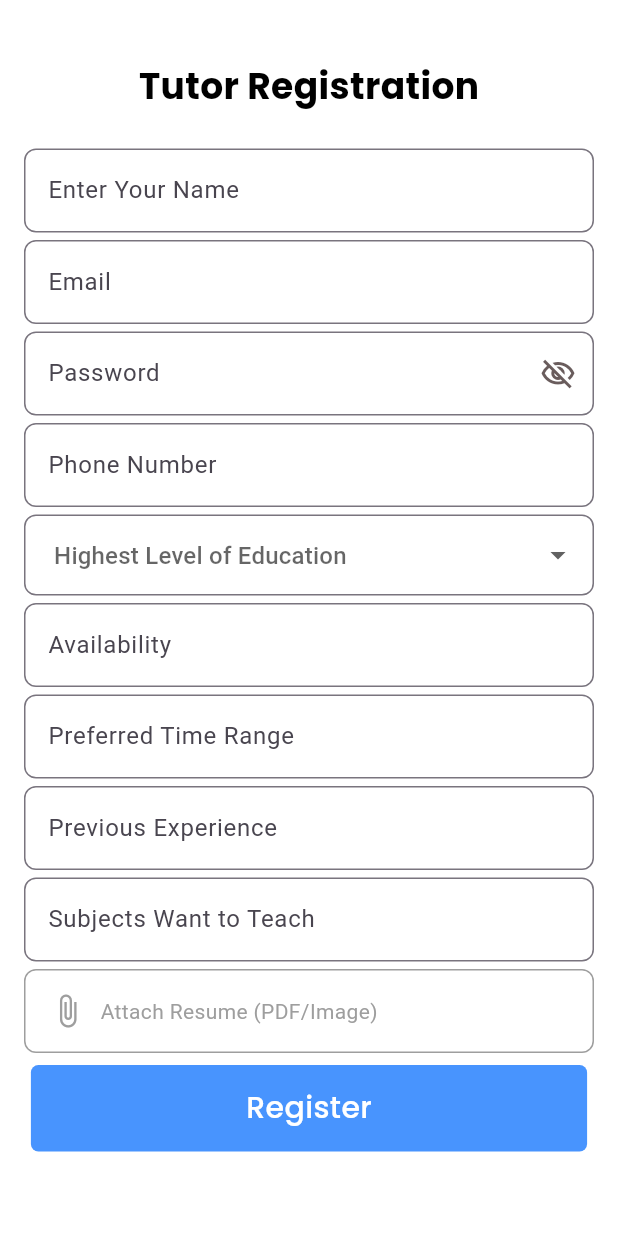
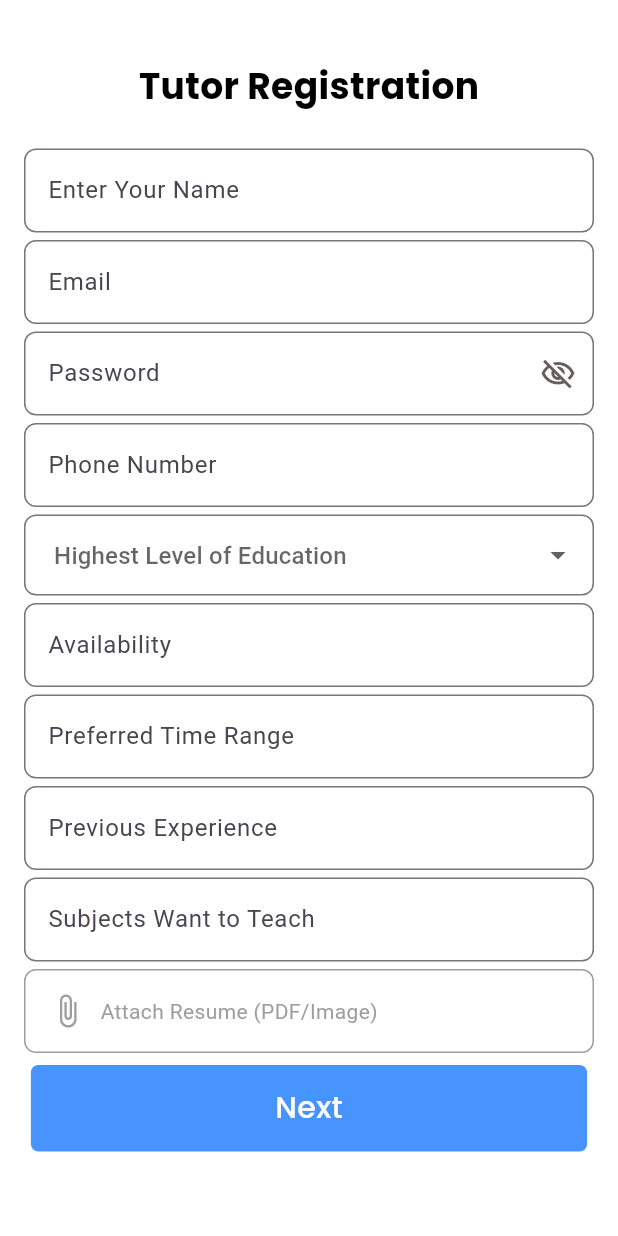
Before and after one commit to hammadak03/TutorMatchup-App, a Flutter app: the TutorRegistrationScreen screen opened by its route, on a phone screen of 412 x 824 dp. Run offline on Flutter 3.47's test engine with Material 3 defaults, Android fonts, the light colour scheme and no system bars; our stand-ins replace cloud_firestore, file_picker, firebase_auth, firebase_core, firebase_storage; accounts and stored records are empty.

Commit message:
changed height to 20px

```diff
--- a/lib/views/tutor_registration_screen.dart
+++ b/lib/views/tutor_registration_screen.dart
@@ -1,9 +1,10 @@
 import 'package:file_picker/file_picker.dart';
 import 'package:flutter/material.dart';
 import 'package:firebase_storage/firebase_storage.dart';
+import 'package:firebase_auth/firebase_auth.dart';
 import 'dart:io';
 
-import 'package:tutor_matchup/routes/routes.dart';
+import 'package:tutor_matchup/routes/routes.dart'; // Assuming this manages routing in your app
 import 'package:tutor_matchup/utils/colors.dart';
 import 'package:tutor_matchup/widgets/custom_button.dart';
 import 'package:tutor_matchup/widgets/custom_text_field.dart';
@@ -26,12 +27,11 @@ class _TutorRegistrationScreenState extends State<TutorRegistrationScreen> {
   final TextEditingController experienceController = TextEditingController();
   final TextEditingController subjectsController = TextEditingController();
   final TextEditingController timeController = TextEditingController();
-
   final TextEditingController othersEducationController =
       TextEditingController();
 
   String? selectedEducation;
-  bool isOthersSelected = false; // Track if "Others" is selected
+  bool isOthersSelected = false;
   File? resumeFile;
   List<String> selectedDays = [];
   bool isUploading = false;
@@ -39,13 +39,18 @@ class _TutorRegistrationScreenState extends State<TutorRegistrationScreen> {
   TimeOfDay? startTime;
   TimeOfDay? endTime;
 
-  // Method to select both start and end times
+  final FirebaseAuth _auth = FirebaseAuth.instance;
+
   Future<void> _selectTimeRange(BuildContext context) async {
-    final TimeOfDay? pickedStartTime =
-        await showTimePicker(context: context, initialTime: TimeOfDay.now());
+    final TimeOfDay? pickedStartTime = await showTimePicker(
+      context: context,
+      initialTime: TimeOfDay.now(),
+    );
     if (pickedStartTime != null) {
-      final TimeOfDay? pickedEndTime =
-          await showTimePicker(context: context, initialTime: pickedStartTime);
+      final TimeOfDay? pickedEndTime = await showTimePicker(
+        context: context,
+        initialTime: pickedStartTime,
+      );
       if (pickedEndTime != null) {
         setState(() {
           startTime = pickedStartTime;
@@ -79,7 +84,6 @@ class _TutorRegistrationScreenState extends State<TutorRegistrationScreen> {
     'Friday'
   ];
 
-  // Function to upload resume
   Future<String?> _uploadResume() async {
     if (resumeFile == null) return null;
 
@@ -109,7 +113,6 @@ class _TutorRegistrationScreenState extends State<TutorRegistrationScreen> {
     }
   }
 
-  // Function to pick a file (PDF or image)
   Future<void> _pickResumeFile() async {
     FilePickerResult? result = await FilePicker.platform.pickFiles(
       type: FileType.custom,
@@ -121,6 +124,188 @@ class _TutorRegistrationScreenState extends State<TutorRegistrationScreen> {
         resumeFile = File(result.files.single.path!);
       });
     }
+  }
+
+  Future<void> _registerAndNavigate() async {
+    // Ensure form is filled
+    if (nameController.text.isNotEmpty &&
+        emailController.text.isNotEmpty &&
+        passwordController.text.isNotEmpty &&
+        phoneNoController.text.isNotEmpty &&
+        selectedEducation != null &&
+        selectedEducation!.isNotEmpty && // Ensure it's not null or empty
+        availabilityController.text.isNotEmpty &&
+        timeController.text.isNotEmpty &&
+        subjectsController.text.isNotEmpty) {
+      // Upload resume
+      String? resumeUrl = await _uploadResume();
+
+      // Check if resumeUrl is null
+      if (resumeUrl == null) {
+        ScaffoldMessenger.of(context).showSnackBar(
+          const SnackBar(content: Text('Failed to upload resume.')),
+        );
+        return; // Exit the function if the resume upload fails
+      }
+
+      // Navigate to the User Guidelines page with form data
+      Navigator.pushNamed(
+        context,
+        Routes.userGuidelines, // Your user guidelines page route
+        arguments: {
+          'userType': 'tutor', // Add userType
+          'name': nameController.text,
+          'email': emailController.text,
+          'password': passwordController.text, // Pass the password
+          'phoneNo': phoneNoController.text,
+          'education': selectedEducation == 'Others'
+              ? othersEducationController.text
+              : selectedEducation,
+          'availability': availabilityController.text,
+          'experience': experienceController.text,
+          'subjects': subjectsController.text,
+          'resume': resumeUrl, // Rename to 'resume' for consistency
+        },
+      );
+    } else {
+      // Show error message for missing fields
+      ScaffoldMessenger.of(context).showSnackBar(
+        const SnackBar(content: Text('Please fill in all fields.')),
+      );
+    }
+  }
+
+  @override
+  Widget build(BuildContext context) {
+    return Scaffold(
+      backgroundColor: whiteColor,
+      body: SingleChildScrollView(
+        child: Column(
+          children: [
+            const SizedBox(height: 40),
+            const CustomTextWidget(
+              text: 'Tutor Registration',
+              textColor: blackColor,
+              fontWeight: FontWeight.w700,
+              fontSize: 24,
+            ),
+            const SizedBox(height: 20),
+            CustomTextField(
+              controller: nameController,
+              hintText: 'Enter Your Name',
+            ),
+            CustomTextField(
+              controller: emailController,
+              hintText: 'Email',
+            ),
+            CustomTextField(
+              controller: passwordController,
+              hintText: 'Password',
+              suffixIcon: IconButton(
+                onPressed: () {},
+                icon: const Icon(Icons.visibility_off_outlined),
+              ),
+            ),
+            CustomTextField(
+              controller: phoneNoController,
+              hintText: 'Phone Number',
+            ),
+            const SizedBox(height: 5),
+            Padding(
+              padding: const EdgeInsets.symmetric(horizontal: 16.0),
+              child: DropdownButtonFormField<String>(
+                decoration: InputDecoration(
+                  hintText: 'Highest Level of Education',
+                  contentPadding:
+                      const EdgeInsets.symmetric(vertical: 15, horizontal: 16),
+                  border: OutlineInputBorder(
+                    borderRadius: BorderRadius.circular(8.0),
+                    borderSide: const BorderSide(),
+                  ),
+                ),
+                value: selectedEducation,
+                items: educationLevels.map((level) {
+                  return DropdownMenuItem<String>(
+                    value: level,
+                    child: Text(level),
+                  );
+                }).toList(),
+                onChanged: (value) {
+                  setState(() {
+                    selectedEducation = value;
+                    isOthersSelected = value == 'Others';
+                  });
+                },
+              ),
+            ),
+            if (isOthersSelected)
+              CustomTextField(
+                controller: othersEducationController,
+                hintText: 'Please specify your highest education',
+              ),
+            CustomTextField(
+              controller: availabilityController,
+              hintText: 'Availability',
+              onTap: _showDaySelectionModal,
+              readOnly: true,
+            ),
+            CustomTextField(
+              controller: timeController,
+              hintText: 'Preferred Time Range',
+              onTap: () => _selectTimeRange(context),
+              readOnly: true,
+            ),
+            CustomTextField(
+              controller: experienceController,
+              hintText: 'Previous Experience',
+            ),
+            CustomTextField(
+              controller: subjectsController,
+              hintText: 'Subjects Want to Teach',
+            ),
+            const SizedBox(height: 5),
+            Padding(
+              padding: const EdgeInsets.symmetric(horizontal: 16.0),
+              child: InkWell(
+                onTap: _pickResumeFile,
+                child: Container(
+                  padding:
+                      const EdgeInsets.symmetric(vertical: 15, horizontal: 16),
+                  decoration: BoxDecoration(
+                    border: Border.all(color: Colors.grey),
+                    borderRadius: BorderRadius.circular(8.0),
+                  ),
+                  child: Row(
+                    children: [
+                      const Icon(Icons.attach_file, color: Colors.grey),
+                      const SizedBox(width: 10),
+                      Expanded(
+                        child: Text(
+                          resumeFile != null
+                              ? 'Resume Selected'
+                              : 'Attach Resume (PDF/Image)',
+                          style: const TextStyle(color: Colors.grey),
+                        ),
+                      ),
+                    ],
+                  ),
+                ),
+              ),
+            ),
+            CustomButton(
+              buttonText: isUploading ? 'Uploading Resume...' : 'Next',
+              // onTap: isUploading ? null : _registerAndNavigate,
+              onTap: isUploading
+                  ? () {}
+                  : () async {
+                      await _registerAndNavigate();
+                    },
+            ),
+            const SizedBox(height: 20),
+          ],
+        ),
+      ),
+    );
   }
 
   void _showDaySelectionModal() {
@@ -173,7 +358,7 @@ class _TutorRegistrationScreenState extends State<TutorRegistrationScreen> {
                     textColor: lightBlueColor,
                   ),
                 ),
-                const SizedBox(height: 10),
+                const SizedBox(height: 20),
               ],
             );
           },
@@ -181,167 +366,4 @@ class _TutorRegistrationScreenState extends State<TutorRegistrationScreen> {
       },
     );
   }
-
-  @override
-  Widget build(BuildContext context) {
-    return Scaffold(
-      backgroundColor: whiteColor,
-      body: SingleChildScrollView(
-        child: Column(
-          children: [
-            const SizedBox(height: 40),
-            const CustomTextWidget(
-              text: 'Tutor Registration',
-              textColor: blackColor,
-              fontWeight: FontWeight.w700,
-              fontSize: 24,
-            ),
-            const SizedBox(height: 20),
-            CustomTextField(
-              controller: nameController,
-              hintText: 'Enter Your Name',
-            ),
-            CustomTextField(
-              controller: emailController,
-              hintText: 'Email',
-            ),
-            CustomTextField(
-              controller: passwordController,
-              hintText: 'Password',
-              suffixIcon: IconButton(
-                onPressed: () {},
-                icon: const Icon(Icons.visibility_off_outlined),
-              ),
-            ),
-            CustomTextField(
-              controller: phoneNoController,
-              hintText: 'Phone Number',
-            ),
-            const SizedBox(
-              height: 5,
-            ),
-
-            // Dropdown for Highest Level of Education
-            Padding(
-              padding: const EdgeInsets.symmetric(horizontal: 16.0),
-              child: DropdownButtonFormField<String>(
-                decoration: InputDecoration(
-                  hintText: 'Highest Level of Education',
-                  contentPadding: const EdgeInsets.symmetric(
-                    vertical: 15, // Increased padding for height consistency
-                    horizontal: 16,
-                  ),
-                  border: OutlineInputBorder(
-                    borderRadius: BorderRadius.circular(8.0),
-                    borderSide: const BorderSide(),
-                  ),
-                ),
-                value: selectedEducation,
-                items: educationLevels.map((level) {
-                  return DropdownMenuItem<String>(
-                    value: level,
-                    child: Text(level),
-                  );
-                }).toList(),
-                onChanged: (value) {
-                  setState(() {
-                    selectedEducation = value;
-                    isOthersSelected =
-                        value == 'Others'; // Check if "Others" is selected
-                  });
-                },
-              ),
-            ),
-
-            // Show custom TextField when "Others" is selected
-            if (isOthersSelected)
-              CustomTextField(
-                controller: othersEducationController,
-                hintText: 'Please specify your highest education',
-              ),
-
-            CustomTextField(
-              controller: availabilityController,
-              hintText: 'Availability',
-              onTap: _showDaySelectionModal,
-              readOnly: true,
-            ),
-            CustomTextField(
-              controller: timeController,
-              hintText: 'Preferred Time Range',
-              onTap: () => _selectTimeRange(context),
-              readOnly: true,
-            ),
-            CustomTextField(
-              controller: experienceController,
-              hintText: 'Previous Experience',
-            ),
-            CustomTextField(
-              controller: subjectsController,
-              hintText: 'Subjects Want to Teach',
-            ),
-            const SizedBox(
-              height: 5,
-            ),
-            // Attach Resume (file picker)
-            Padding(
-              padding: const EdgeInsets.symmetric(horizontal: 16.0),
-              child: InkWell(
-                onTap: _pickResumeFile,
-                child: Container(
-                  padding:
-                      const EdgeInsets.symmetric(vertical: 15, horizontal: 16),
-                  decoration: BoxDecoration(
-                    border: Border.all(color: Colors.grey),
-                    borderRadius: BorderRadius.circular(8.0),
-                  ),
-                  child: Row(
-                    children: [
-                      const Icon(Icons.attach_file, color: Colors.grey),
-                      const SizedBox(width: 10),
-                      Expanded(
-                        child: Text(
-                          resumeFile != null
-                              ? 'Resume Selected'
-                              : 'Attach Resume (PDF/Image)',
-                          style: const TextStyle(color: Colors.grey),
-                        ),
-                      ),
-                    ],
-                  ),
-                ),
-              ),
-            ),
-
-            CustomButton(
-              onTap: () async {
-                if (nameController.text.isNotEmpty &&
-                    emailController.text.isNotEmpty &&
-                    passwordController.text.isNotEmpty &&
-                    phoneNoController.text.isNotEmpty &&
-                    selectedEducation != null &&
-                    availabilityController.text.isNotEmpty &&
-                    timeController.text.isNotEmpty &&
-                    subjectsController.text.isNotEmpty) {
-                  String? resumeUrl = await _uploadResume();
-                  // Call your registration API or Firebase function here
-                } else {
-                  // Show error message
-                  ScaffoldMessenger.of(context).showSnackBar(
-                    const SnackBar(
-                      content: Text('Please fill in all fields.'),
-                    ),
-                  );
-                }
-              },
-              buttonText: 'Register',
-            ),
-            const SizedBox(
-              height: 20,
-            ),
-          ],
-        ),
-      ),
-    );
-  }
 }
--- a/lib/views/upcoming_schedule_screen.dart
+++ b/lib/views/upcoming_schedule_screen.dart
@@ -255,7 +255,7 @@ class _UpcomingScheduleScreenState extends State<UpcomingScheduleScreen> {
           text: 'Upcoming Schedule',
           textColor: lightBlueColor,
           fontWeight: FontWeight.w500,
-          fontSize: 16,
+          fontSize: 17,
         ),
       ),
       backgroundColor: whiteColor,
```
Also changed, not shown: lib/views/user_guidelines_screen.dart (+37 -25 lines).
